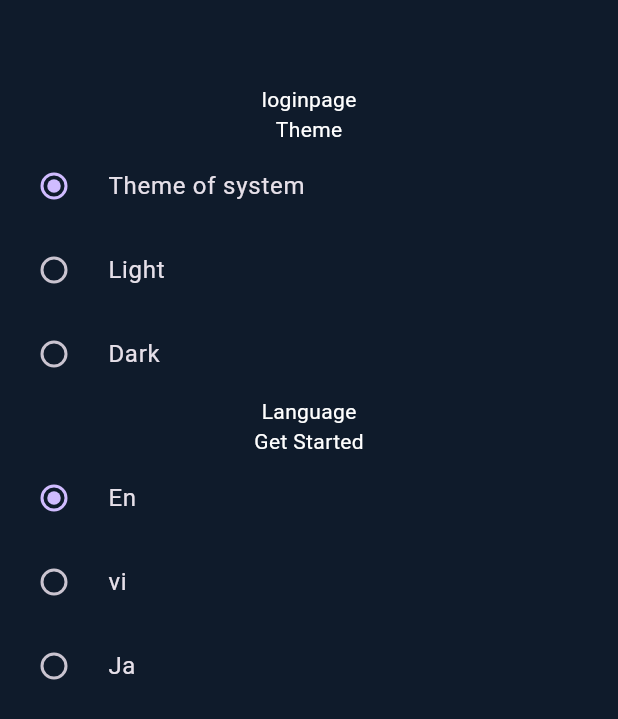
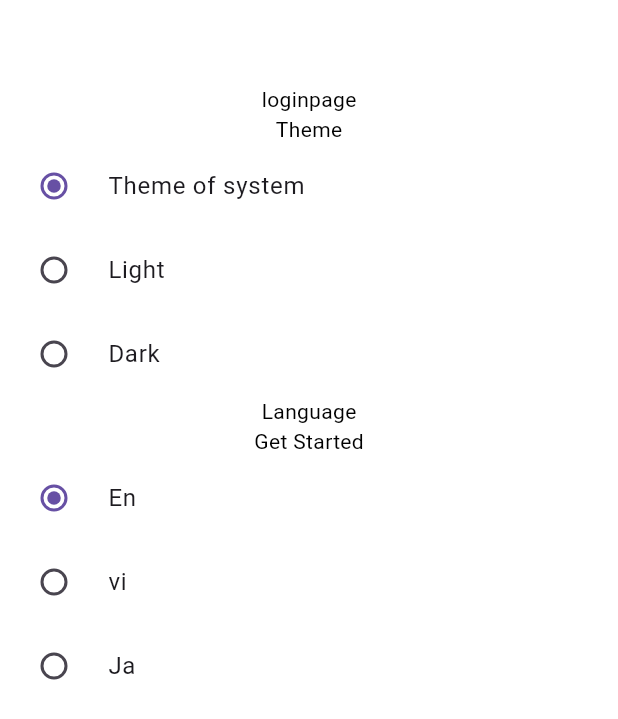
Before and after one commit to padi-dev-anhntn/bloc_cubit_base, a Flutter app: the screen it shows after launch, after a tap on "go to login page", after a tap on "En", on a phone screen of 412 x 824 dp. Shown: the top 719 px of the screen. Run offline on Flutter 3.47's test engine with Material 3 defaults, Android fonts, the phone set to English and light mode, and no system bars; our stand-ins replace equatable, flutter_bloc, flutter_secure_storage, go_router, graphql_flutter, logger and 1 more; generated files the repository leaves out were written again; Roboto replaces fonts that are missing (app.dart).

Commit message:
fix switch change theme

```diff
--- a/lib/UI/login/login_page.dart
+++ b/lib/UI/login/login_page.dart
@@ -65,6 +65,8 @@ class _LoginChildPageState extends State<LoginChildPage> {
   Widget _buildBodyWidget() {
     return BlocBuilder<AppSettingCubit, AppSettingState>(
       buildWhen: (prev, current) {
+        print("before: ${prev.themeMode} - ${prev.locale}");
+        print("after: ${current.themeMode} - ${current.locale}");
         return prev.themeMode != current.themeMode ||
             (prev.locale != current.locale);
       },
@@ -110,7 +112,7 @@ class _LoginChildPageState extends State<LoginChildPage> {
             Column(
               children: [
                 const Text('Language'),
-                Text(AppLocalizations.of(context).getStarted),
+                Text(AppLocalizations.of(context)!.getStarted),
                 RadioListTile(
                   title: const Text('En'),
                   value: AppConfigs.localEn,
--- a/lib/app/my_app.dart
+++ b/lib/app/my_app.dart
@@ -70,6 +70,7 @@ class _MyAppState extends State<MyApp> {
         ],
         child: BlocBuilder<AppSettingCubit, AppSettingState>(
           builder: (context, state) {
+            bool isDarkMode = context.read<AppSettingCubit>().state.themeMode == ThemeMode.dark;
             return GestureDetector(
               onTap: () {
                 _hideKeyboard(context);
@@ -77,7 +78,7 @@ class _MyAppState extends State<MyApp> {
               child: MaterialApp.router(
                 title: AppConfigs.appName,
                 theme: AppThemes(
-                  isDarkMode: true,
+                  isDarkMode: isDarkMode,
                   primaryColor: state.primaryColor,
                 ).theme,
                 themeMode: state.themeMode,
```
Also changed, not shown: 2 other files.
